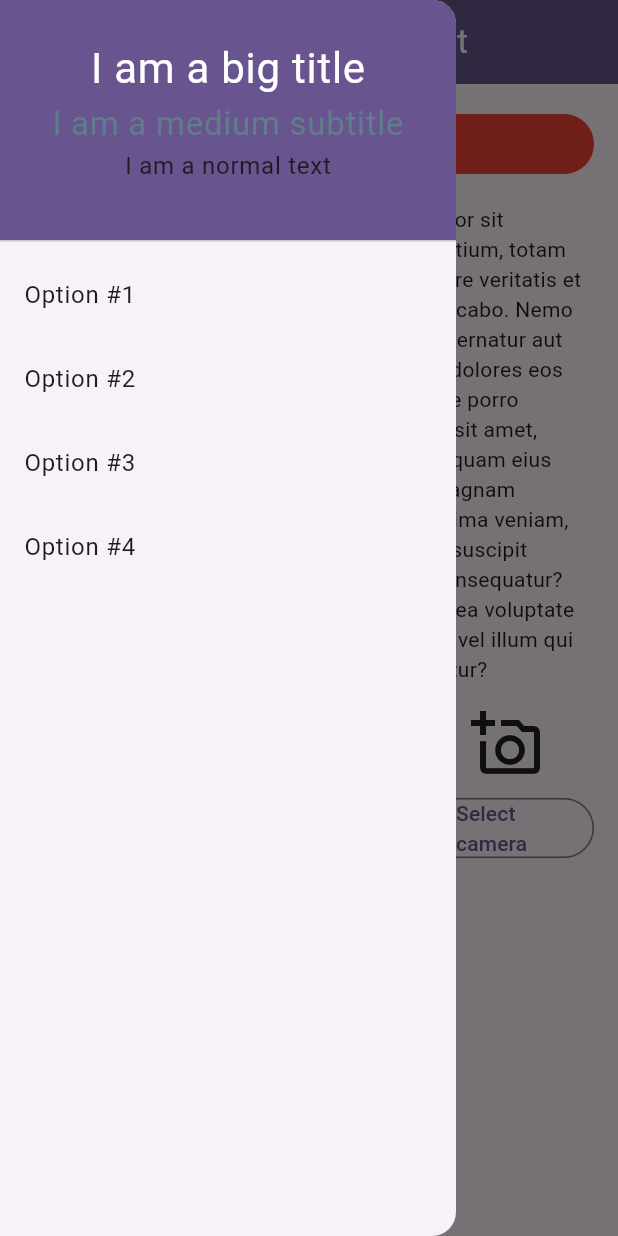
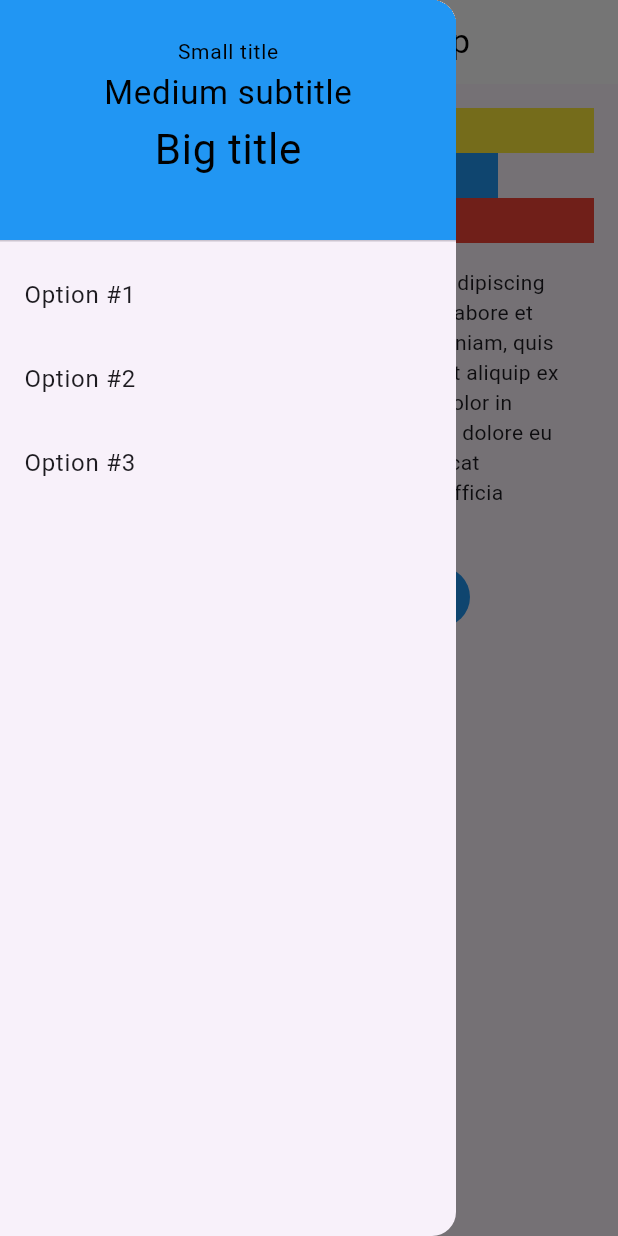
Before and after one commit to jarias356/arias_jhonatan_flutter_taller_2, a Flutter app: the screen it shows after launch, with the side drawer open, on a phone screen of 412 x 824 dp. Run offline on Flutter 3.47's test engine with Material 3 defaults, Android fonts, the phone set to English and light mode, and no system bars.

Commit message:
Feature: Text

```diff
--- a/lib/ui/practice_view.dart
+++ b/lib/ui/practice_view.dart
@@ -1,6 +1,4 @@
 import 'package:arias_jhonatan_taller_2_flutter/ui/widgets/drawwe_menu.dart';
-import 'package:arias_jhonatan_taller_2_flutter/ui/widgets/expanded_button.dart';
-import 'package:arias_jhonatan_taller_2_flutter/ui/widgets/option_button.dart';
 import 'package:flutter/material.dart';
 
 class PracticeView extends StatelessWidget {
@@ -8,17 +6,12 @@
 
   @override
   Widget build(BuildContext context) {
-    List<String> itemsList = List<String>.generate(4, (i) => "Element #$i");
-
     return Scaffold(
         appBar: AppBar(
-          backgroundColor: Theme.of(context).colorScheme.primary,
+          backgroundColor: Colors.white,
           title: const Center(
-              child: Text(
-                  'Practice for test',
-                  style: TextStyle(color: Colors.white)
-              )
-          ),
+              child: Text('Test mobile App',
+                  style: TextStyle(color: Colors.black))),
         ),
         drawer: const DrawerMenu(),
         body: ListView(
@@ -27,60 +20,70 @@
               padding: const EdgeInsets.all(16),
               child: Column(
                 children: [
-                  const Row(
-                    mainAxisAlignment: MainAxisAlignment.spaceBetween,
+                  Container(
+                    height: 30,
+                    width: double.infinity,
+                    color: Colors.yellow,
+                  ),
+                  Padding(
+                    padding: const EdgeInsets.symmetric(horizontal: 64),
+                    child: Container(
+                      height: 30,
+                      width: double.infinity,
+                      color: Colors.blue,
+                    ),
+                  ),
+                  Container(
+                    height: 30,
+                    width: double.infinity,
+                    color: Colors.red,
+                  ),
+                  const SizedBox(height: 16),
+                  const SizedBox(
+                    width: double.infinity,
+                    child: Padding(
+                        padding: EdgeInsets.symmetric(horizontal: 16),
+                        child: SingleChildScrollView(
+                          scrollDirection: Axis.vertical,
+                          child: Text(
+                              'Lorem ipsum dolor sit amet, consectetur adipiscing elit, sed do eiusmod tempor incididunt ut labore et dolore magna aliqua. Ut enim ad minim veniam, quis nostrud exercitation ullamco laboris nisi ut aliquip ex ea commodo consequat. Duis aute irure dolor in reprehenderit in voluptate velit esse cillum dolore eu fugiat nulla pariatur. Excepteur sint occaecat cupidatat non proident, sunt in culpa qui officia deserunt mollit anim id est laborum.'),
+                        )),
+                  ),
+                  const SizedBox(height: 16),
+                  Row(
+                    mainAxisAlignment: MainAxisAlignment.spaceEvenly,
                     children: [
-                      ExpandedButton(color: Colors.amber),
-                      SizedBox(width: 16),
-                      ExpandedButton(color: Colors.blue),
-                      SizedBox(width: 16),
-                      ExpandedButton(color: Colors.red)
+                      FilledButton(
+                        style: ButtonStyle(
+                          backgroundColor:
+                              MaterialStateProperty.all(Colors.green),
+                        ),
+                        onPressed: null,
+                        child: const Icon(Icons.android),
+                      ),
+                      FilledButton(
+                        style: ButtonStyle(
+                          backgroundColor:
+                          MaterialStateProperty.all(Colors.blue),
+                        ),
+                        onPressed: null,
+                        child: const Icon(Icons.apple),
+                      ),
                     ],
                   ),
                   const SizedBox(height: 16),
-                  const Text(
-                      "Sed ut perspiciatis unde omnis iste natus error sit voluptatem accusantium doloremque laudantium, totam rem aperiam, eaque ipsa quae ab illo inventore veritatis et quasi architecto beatae vitae dicta sunt explicabo. Nemo enim ipsam voluptatem quia voluptas sit aspernatur aut odit aut fugit, sed quia consequuntur magni dolores eos qui ratione voluptatem sequi nesciunt. Neque porro quisquam est, qui dolorem ipsum quia dolor sit amet, consectetur, adipisci velit, sed quia non numquam eius modi tempora incidunt ut labore et dolore magnam aliquam quaerat voluptatem. Ut enim ad minima veniam, quis nostrum exercitationem ullam corporis suscipit laboriosam, nisi ut aliquid ex ea commodi consequatur? Quis autem vel eum iure reprehenderit qui in ea voluptate velit esse quam nihil molestiae consequatur, vel illum qui dolorem eum fugiat quo voluptas nulla pariatur?"),
-                  const SizedBox(height: 16),
-                  Row(
-                    mainAxisAlignment: MainAxisAlignment.spaceBetween,
-                    children: [
-                      OptionButton(
-                          icon: Icons.alarm,
-                          buttonWidget: TextButton(
-                              onPressed: () {},
-                              child: const Text('Select alarm'))),
-                      const SizedBox(width: 16),
-                      OptionButton(
-                          icon: Icons.key,
-                          buttonWidget: FilledButton(
-                              onPressed: () {},
-                              child: const Text('Select key'))),
-                      const SizedBox(width: 16),
-                      OptionButton(
-                          icon: Icons.add_a_photo_outlined,
-                          buttonWidget: OutlinedButton(
-                              onPressed: () {},
-                              child: const Text('Select camera'))),
-                    ],
+                  const SizedBox(
+                    width: double.infinity,
+                    child: Padding(
+                        padding: EdgeInsets.symmetric(horizontal: 120),
+                        child: SingleChildScrollView(
+                          scrollDirection: Axis.vertical,
+                          child: Text(
+                              'Lorem ipsum dolor sit amet, consectetur adipiscing elit, sed do eiusmod tempor incididunt ut labore et dolore magna aliqua. Ut enim ad minim veniam, quis nostrud exercitation ullamco laboris nisi ut aliquip ex ea commodo consequat. Duis aute irure dolor in reprehenderit in voluptate velit esse cillum dolore eu fugiat nulla pariatur. Excepteur sint occaecat cupidatat non proident, sunt in culpa qui officia deserunt mollit anim id est laborum.'),
+                        )),
                   ),
                   const SizedBox(height: 16),
-                  ListView.builder(
-                    shrinkWrap: true,
-                    physics: const NeverScrollableScrollPhysics(),
-                    itemCount: itemsList.length,
-                    itemBuilder: (context, index) {
-                      return ListTile(
-                        title: Text(itemsList[index]),
-                      );
-                    },
-                  ),
-                  const SizedBox(height: 16),
-                  const Text(
-                      "On the other hand, we denounce with righteous indignation and dislike men who are so beguiled and demoralized by the charms of pleasure of the moment, so blinded by desire, that they cannot foresee the pain and trouble that are bound to ensue; and equal blame belongs to those who fail in their duty through weakness of will, which is the same as saying through shrinking from toil and pain. These cases are perfectly simple and easy to distinguish. In a free hour, when our power of choice is untrammelled and when nothing prevents our being able to do what we like best, every pleasure is to be welcomed and every pain avoided. But in certain circumstances and owing to the claims of duty or the obligations of business it will frequently occur that pleasures have to be repudiated and annoyances accepted. The wise man therefore always holds in these matters to this principle of selection: he rejects pleasures to secure other greater pleasures, or else he endures pains to avoid worse pains."),
-                  const SizedBox(height: 16),
-                  const Text(
-                      "END OF APPLICATION", style: TextStyle(fontSize: 24)),
-                  const SizedBox(height: 16)
+                  const Text('END OF APPLICATION')
                 ],
               ),
             ),
--- a/lib/ui/widgets/drawwe_menu.dart
+++ b/lib/ui/widgets/drawwe_menu.dart
@@ -8,17 +8,17 @@
     return Drawer(
       child: ListView(
         children: <Widget>[
-          DrawerHeader(
+          const DrawerHeader(
             decoration: BoxDecoration(
-              color: Theme.of(context).colorScheme.primary,
+              color: Colors.blue,
             ),
-            child: const Padding(
+            child: Padding(
               padding: EdgeInsets.all(8.0),
               child: Column(
                 children: [
-                  Text('I am a big title', style: TextStyle(color: Colors.white, fontSize: 28)),
-                  Text('I am a medium subtitle', style: TextStyle(color: Colors.blueGrey, fontSize: 22)),
-                  Text('I am a normal text'),
+                  Text('Small title', style: TextStyle(fontSize: 14, color: Colors.black)),
+                  Text('Medium subtitle', style: TextStyle(color: Colors.black, fontSize: 22)),
+                  Text('Big title', style: TextStyle(color: Colors.black, fontSize: 28)),
                 ],
               ),
             ),
@@ -35,10 +35,6 @@
             title: const Text('Option #3'),
             onTap: () {},
           ),
-          ListTile(
-            title: const Text('Option #4'),
-            onTap: () {},
-          ),
         ],
       ),
     );
--- a/lib/ui/widgets/expanded_button.dart
+++ /dev/null
@@ -1,22 +0,0 @@
-import 'dart:ui';
-
-import 'package:flutter/material.dart';
-
-class ExpandedButton extends StatelessWidget {
-  final Color color;
-
-  const ExpandedButton({super.key, required this.color});
-
-  @override
-  Widget build(BuildContext context) {
-    return Expanded(
-      child: FilledButton(
-        style: ButtonStyle(
-          backgroundColor: MaterialStatePropertyAll(color),
-        ),
-        onPressed: null,
-        child: const Text(''),
-      ),
-    );
-  }
-}
--- a/lib/ui/widgets/option_button.dart
+++ /dev/null
@@ -1,25 +0,0 @@
-import 'package:flutter/material.dart';
-import 'package:flutter/widgets.dart';
-
-class OptionButton extends StatelessWidget {
-  final IconData icon;
-  final Widget buttonWidget;
-
-  const OptionButton({super.key, required this.icon, required this.buttonWidget});
-
-  @override
-  Widget build(BuildContext context) {
-    return Expanded(
-      child: Center(
-        child: Column(
-          mainAxisAlignment: MainAxisAlignment.center,
-          children: [
-            Icon(icon, size: 48),
-            const SizedBox(height: 8),
-            buttonWidget
-          ],
-        ),
-      ),
-    );
-  }
-}
```
